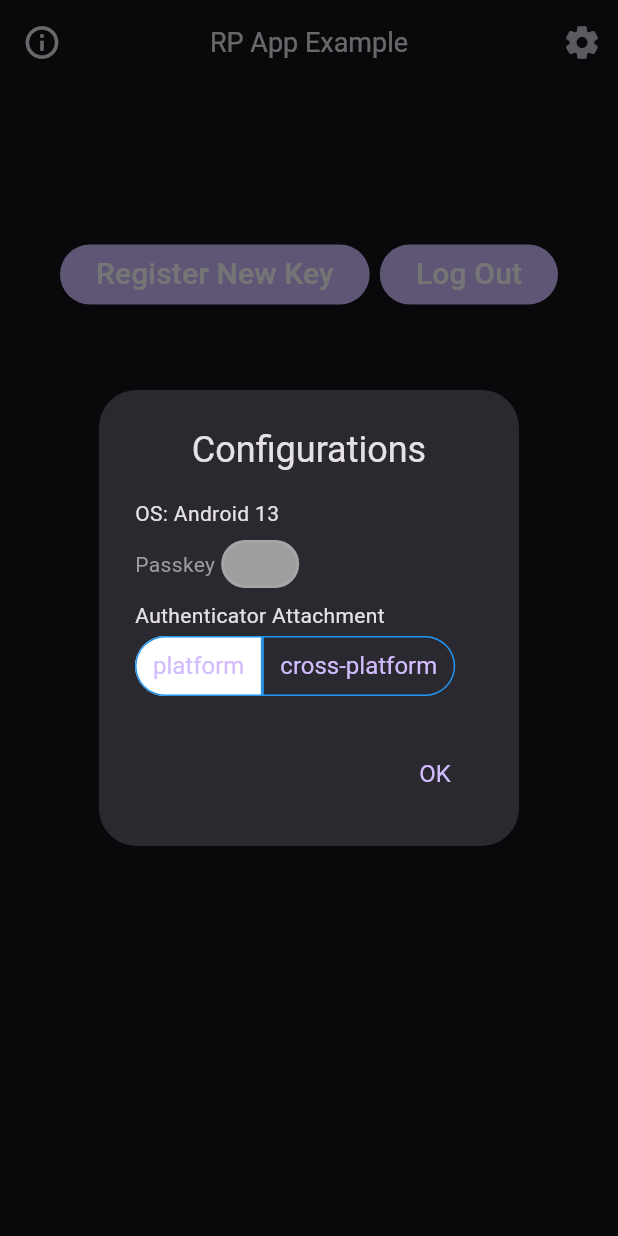
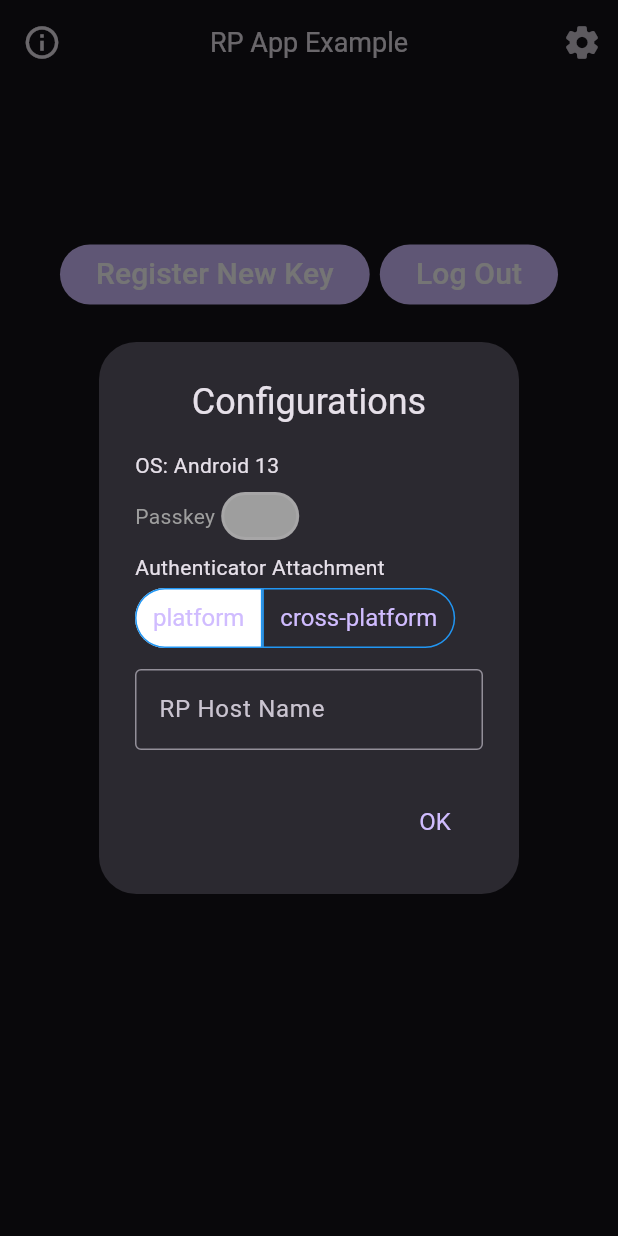
Before and after one commit to AuthenTrend/rp-app-example, a Flutter app: the MainPage screen opened directly, after a tap on the "settings" icon, on a phone screen of 412 x 824 dp. Run offline on Flutter 3.47's test engine with Material 3 defaults, Android fonts, the phone set to English and light mode, and no system bars; our stand-ins replace app_links, device_info_plus, fluttertoast, localization, package_info_plus, shared_preferences; missing offline and left inert: dart_jsonwebtoken, flutter_passkey, flutter_web_browser; accounts and stored records are empty; network calls fail.

Commit message:
update libraries version, add configs

```diff
--- a/assets/i18n/en_US.json
+++ b/assets/i18n/en_US.json
@@ -3,7 +3,7 @@
   "app_title": "RP App Example",
   "version": "Version",
   "copyleft": "Copyleft (ɔ) 2023 AuthenTrend Technology Inc. All rights reversed.",
-  "website_url": "https://authfirpdemo.ddns.net/index.html",
+  "website_url": "https://authfirpdemo.authentrend.com/index.html",
   "ok": "OK",
   "cancel": "Cancel",
   "configurations": "Configurations",
@@ -22,5 +22,6 @@
   "pw_cant_be_empty": "Password cannot be empty.",
   "unknown_error": "Unknown error",
   "unknown_uri": "Unknown URI",
-  "invalid_response": "Invalid response"
+  "invalid_response": "Invalid response",
+  "rp_host_name": "RP Host Name"
 }
--- a/lib/Config.dart
+++ b/lib/Config.dart
@@ -4,9 +4,8 @@ import 'package:shared_preferences/shared_preferences.dart';
 
 class Config {
 
+  static const String _keyRpHostName = "_keyRpHostName";
   static const String _keyPasskeyEnabled = "_keyPasskeyEnabled";
-
-  static const String rpHostName = "authfirpdemo.ddns.net";
 
   static Future<bool> get isPasskeySupported async {
     return FlutterPasskey().isSupported();
--- a/lib/MainPage.dart
+++ b/lib/MainPage.dart
@@ -1,21 +1,17 @@
 import 'dart:async';
 import 'dart:convert';
-import 'dart:io';
 
+import 'package:app_links/app_links.dart';
 import 'package:dart_jsonwebtoken/dart_jsonwebtoken.dart';
-import 'package:device_info_plus/device_info_plus.dart';
-import 'package:flutter/cupertino.dart';
 import 'package:flutter/foundation.dart';
 import 'package:flutter/gestures.dart';
 import 'package:flutter/material.dart';
 import 'package:flutter_web_browser/flutter_web_browser.dart';
 import 'package:http/http.dart' as http;
 import 'package:localization/localization.dart';
-import 'package:mobile_scanner/mobile_scanner.dart';
 import 'package:package_info_plus/package_info_plus.dart';
 import 'package:url_launcher/url_launcher_string.dart';
-import 'package:uni_links/uni_links.dart';
-import 'package:flutter/services.dart' show PlatformException;
+import 'package:flutter/services.dart' show FilteringTextInputFormatter, PlatformException;
 import 'package:flutter_passkey/flutter_passkey.dart';
 
 
@@ -23,8 +19,9 @@ import 'Config.dart';
 import 'Extensions.dart';
 
 class MainPage extends StatefulWidget {
+  String rpHostName = "authfirpdemo.authentrend.com";
 
-  const MainPage({Key? key}) : super(key: key);
+  MainPage({Key? key}) : super(key: key);
 
   @override
   State<MainPage> createState() => _MainPageState();
@@ -93,6 +90,8 @@ class _MainPageState extends State<MainPage> {
       bool isPasskeyEnabled = value[1] as bool;
       bool isPasskeySupported = value[2] as bool;
       ValueNotifier<bool> pkSwitch = ValueNotifier(isPasskeyEnabled);
+      ValueNotifier<String> rpHostName = ValueNotifier(widget.rpHostName);
+      TextEditingController controller = TextEditingController();
       showDialog(
           context: context,
           barrierDismissible: false,
@@ -177,11 +176,52 @@ class _MainPageState extends State<MainPage> {
                       ),
                     ],
                   ),
+                  const SizedBox(height: 10),
+                  ValueListenableBuilder(
+                    valueListenable: rpHostName,
+                    builder: (context, currentState, child) {
+                      return TextFormField(
+                        controller: controller,
+                        autofocus: false,
+                        textCapitalization: TextCapitalization.none,
+                        enableIMEPersonalizedLearning: false,
+                        inputFormatters: [
+                          FilteringTextInputFormatter(RegExp('[0-9a-zA-Z-.]'), allow: true),
+                        ],
+                        decoration: InputDecoration(
+                          labelText: 'rp_host_name'.i18n(),
+                          hintText: currentState,
+                          border: const OutlineInputBorder(),
+                        ),
+                        style: const TextStyle(fontSize: 14),
+                        onEditingComplete: () {
+                          FocusScope.of(context).requestFocus(FocusNode());
+                          final name = controller.text;
+                          if (name.isNotEmpty) {
+                            Config.save('rp_host_name', name).then((_) {
+                              widget.rpHostName = name;
+                              rpHostName.value = name;
+                            }).catchError((err) {
+                              '$err'.log();
+                            });
+                          }
+                        },
+                      );
+                    },
+                  ),
                 ],
               ),
               actions: [
                 TextButton(
                     onPressed: () {
+                      final name = controller.text;
+                      if (name.isNotEmpty && name != rpHostName.value) {
+                        Config.save('rp_host_name', name).then((_) {
+                          widget.rpHostName = name;
+                        }).catchError((err) {
+                          '$err'.log();
+                        });
+                      }
                       Navigator.pop(context);
                       setState(() {});
                     },
@@ -296,7 +336,7 @@ class _MainPageState extends State<MainPage> {
     if (!kIsWeb) {
       // It will handle app links while the app is already started - be it in
       // the foreground or in the background.
-      _uriLinkSub = uriLinkStream.listen((Uri? uri) {
+      _uriLinkSub = AppLinks().uriLinkStream.listen((Uri? uri) {
         if (uri == null || !mounted) return;
         'Incoming URI: $uri'.log();
         if (_isBrowserOpened) FlutterWebBrowser.close();
@@ -326,7 +366,7 @@ class _MainPageState extends State<MainPage> {
       if (_isPlatformAuthenticatorPreferred.value || _isCrossPlatformAuthenticatorPreferred.value) {
         params['at'] = _isPlatformAuthenticatorPreferred.value ? 'platform' : 'cross-platform';
       }
-      return _openBrowser(Uri.https(Config.rpHostName, "/mindex.html", params));
+      return _openBrowser(Uri.https(widget.rpHostName, "/mindex.html", params));
     }
 
     Map<String, String> params = {'u': username};
@@ -338,7 +378,7 @@ class _MainPageState extends State<MainPage> {
     else {
       params['p'] = '1';
     }
-    var url = Uri.https(Config.rpHostName, "/signup", params);
+    var url = Uri.https(widget.rpHostName, "/signup", params);
     var response = (await http.get(url)).json;
     if (response['status'] != 'ok') {
       return response;
@@ -364,7 +404,7 @@ class _MainPageState extends State<MainPage> {
       final encodedPassword = password.toSha256().toBase64();
       body['password'] = encodedPassword;
     }
-    url = Uri.https(Config.rpHostName, "/signup");
+    url = Uri.https(widget.rpHostName, "/signup");
     final headers = {
       'Accept': 'application/json',
       'Content-Type': 'application/json'
@@ -389,7 +429,7 @@ class _MainPageState extends State<MainPage> {
     bool isPasskeyEnabled = await Config.isPasskeyEnabled;
     if (isPwLess && !isPasskeyEnabled) {
       Map<String, String> params = {'m': 'signin', 'u': username, 'r': DEEP_LINK_SCHEME};
-      Uri uri = Uri.https(Config.rpHostName, "/mindex.html", params);
+      Uri uri = Uri.https(widget.rpHostName, "/mindex.html", params);
       return _openBrowser(uri);
     }
 
@@ -398,7 +438,7 @@ class _MainPageState extends State<MainPage> {
       params['p'] = '1';
       if (is2faEnabled) { params['t'] = '1'; }
     }
-    var url = Uri.https(Config.rpHostName, "/signin", params);
+    var url = Uri.https(widget.rpHostName, "/signin", params);
     var response = (await http.get(url)).json;
     if (response['status'] != 'ok') {
       return response;
@@ -424,7 +464,7 @@ class _MainPageState extends State<MainPage> {
       final encodedPassword = password?.toSha256().toBase64();
       body['password'] = encodedPassword;
     }
-    url = Uri.https(Config.rpHostName, "/signin");
+    url = Uri.https(widget.rpHostName, "/signin");
     final headers = {
       'Accept': 'application/json',
       'Content-Type': 'application/json'
@@ -434,7 +474,7 @@ class _MainPageState extends State<MainPage> {
   }
 
   Future<String> _queryUserInfo() async {
-    var url = Uri.https(Config.rpHostName, "/userinfo");
+    var url = Uri.https(widget.rpHostName, "/userinfo");
     var headers = {'Authorization': 'Bearer ${_sessionToken ?? ''}'};
     var response = await http.get(url, headers: headers);
     return response.body;
@@ -447,7 +487,7 @@ class _MainPageState extends State<MainPage> {
       if (_isPlatformAuthenticatorPreferred.value || _isCrossPlatformAuthenticatorPreferred.value) {
         params['at'] = _isPlatformAuthenticatorPreferred.value ? 'platform' : 'cross-platform';
       }
-      Uri uri = Uri.https(Config.rpHostName, "/mindex.html", params);
+      Uri uri = Uri.https(widget.rpHostName, "/mindex.html", params);
       return _openBrowser(uri);
     }
 
@@ -455,7 +495,7 @@ class _MainPageState extends State<MainPage> {
     if (_isPlatformAuthenticatorPreferred.value || _isCrossPlatformAuthenticatorPreferred.value) {
       params['at'] = _isPlatformAuthenticatorPreferred.value ? 'platform' : 'cross-platform';
     }
-    var url = Uri.https(Config.rpHostName, "/registerkey", params);
+    var url = Uri.https(widget.rpHostName, "/registerkey", params);
     var headers = {'Authorization': 'Bearer ${_sessionToken ?? ''}'};
     var response = (await http.get(url, headers: headers)).json;
     if (response['status'] != 'ok') {
@@ -475,7 +515,7 @@ class _MainPageState extends State<MainPage> {
       e.toString().log();
       return {'status': 'fail', 'msg': e.toString()};
     }
-    url = Uri.https(Config.rpHostName, "/registerkey");
+    url = Uri.https(widget.rpHostName, "/registerkey");
     headers['Accept'] = 'application/json';
     headers['Content-Type'] = 'application/json';
     response = (await http.post(url, headers: headers, body: jsonEncode(body))).json;
@@ -593,8 +633,10 @@ class _MainPageState extends State<MainPage> {
             onPressed: () {
               final username = _usernameController.text;
               final password = _passwordController.text;
+              final dismissIndicator = ''.asLoadingIndicator(context: context);
               var result = _isSignUp ? _signUp(username, pwSwitch.value ? password : null) : _signIn(username, pwSwitch.value ? password : null, (tfaSwitchState.value == switchOn));
               result.then((response) {
+                dismissIndicator();
                 if (response['status'] != 'ok') {
                   String msg = response['msg'] ?? "unknown_error".i18n();
                   msg.asAlert(context);
@@ -676,6 +718,14 @@ class _MainPageState extends State<MainPage> {
   @override
   void initState() {
     super.initState();
+    Config.load('rp_host_name').then((value) {
+      'Config.load(rp_host_name): $value'.log();
+      if (value != null) {
+        widget.rpHostName = value;
+      }
+    }).catchError((err) {
+      '$err'.log();
+    });
     _loadSessionToken().then((token) {
       if (token != null) {
         final jwt = JWT.decode(token);
--- a/lib/main.dart
+++ b/lib/main.dart
@@ -29,7 +29,7 @@ class MyApp extends StatelessWidget {
       supportedLocales: const [
         Locale('en', 'US'),
       ],
-      home: const MainPage(),
+      home: MainPage(),
     );
   }
 }
```
Also changed, not shown: lib/Extensions.dart (+31 -0 lines), pubspec.yaml (+7 -6 lines), pubspec.lock, 13 other files.
